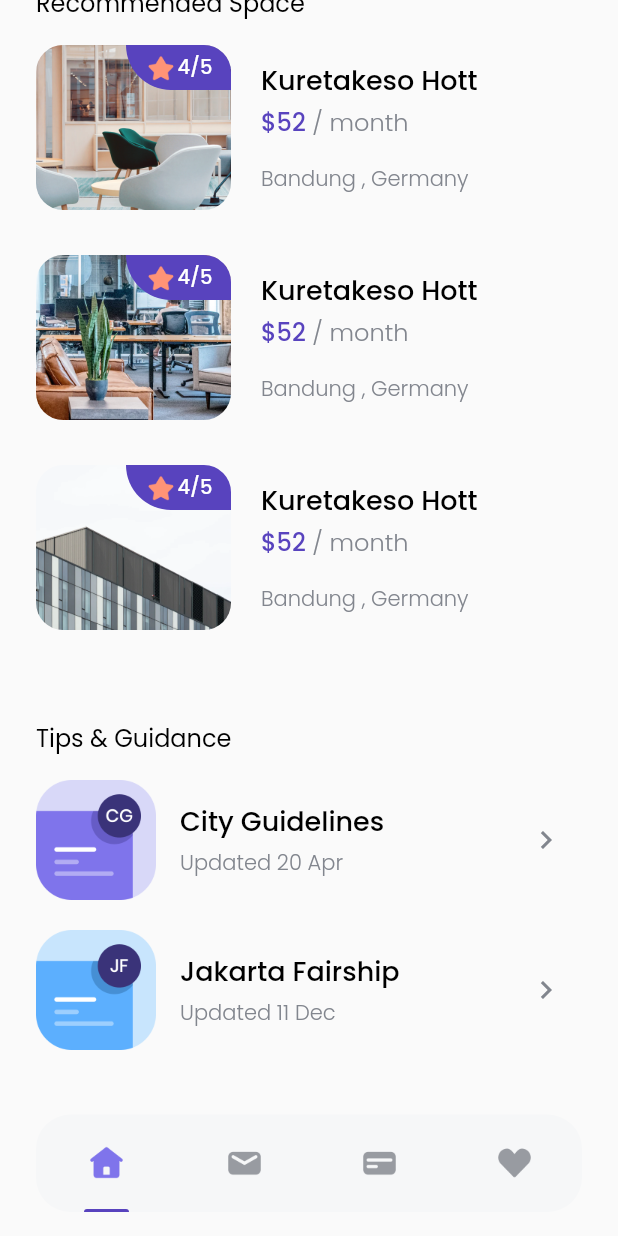
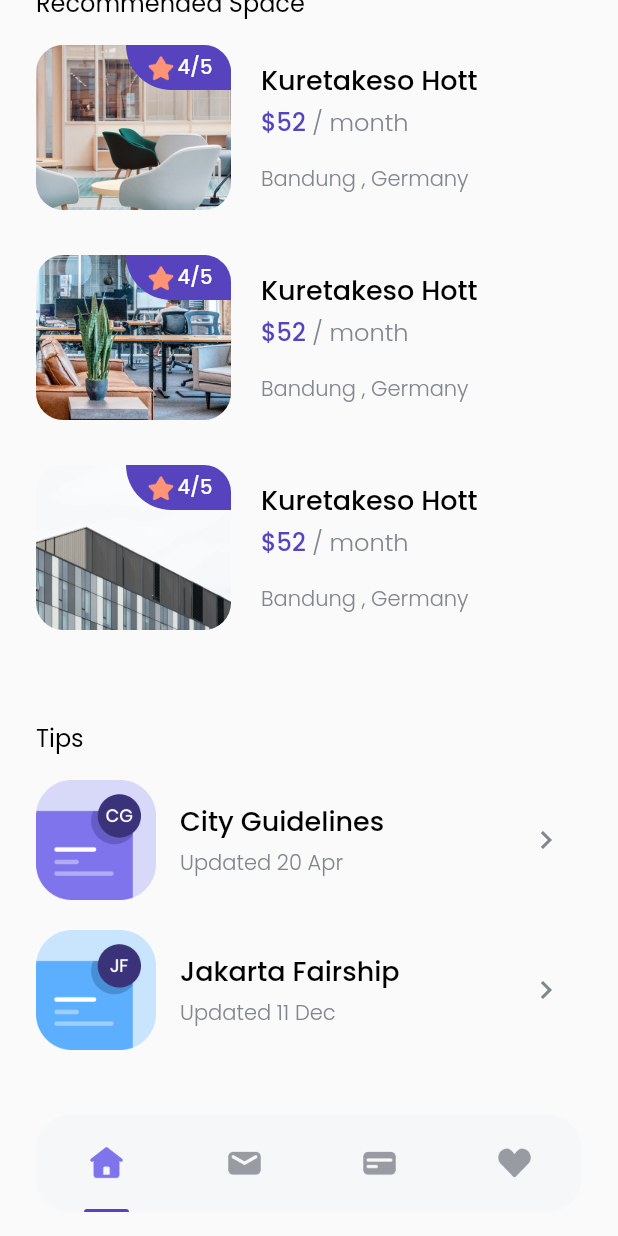
Before and after one commit to zulfiachsans/cari_kos, a Flutter app: the HomePage screen opened directly, scrolled down 346 dp, on a phone screen of 412 x 824 dp. Run offline on Flutter 3.47's test engine with Material 2 defaults, Android fonts, the phone set to English and light mode, and no system bars; our stand-ins replace google_fonts.

Commit message:
change title

```diff
--- a/lib/pages/home_page.dart
+++ b/lib/pages/home_page.dart
@@ -231,7 +231,7 @@ class HomePage extends StatelessWidget {
                 left: edge,
               ),
               child: Text(
-                'Tips & Guidance',
+                'Tips',
                 style: regularTextStyle.copyWith(
                   fontSize: 16,
                 ),
```
